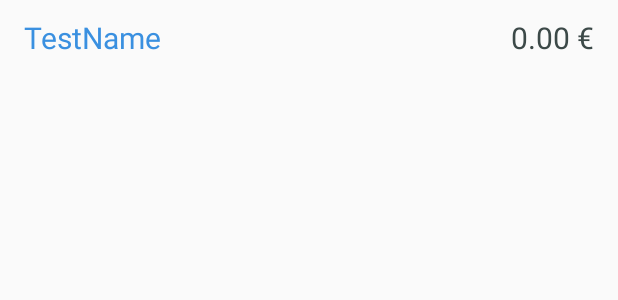
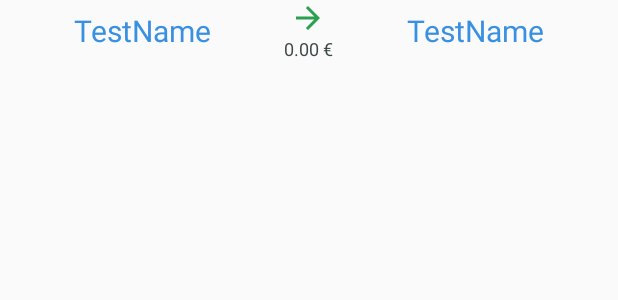
Before and after one commit to K4iM4k3r/apa-group-expsenses, an Android app: the layout dialog_cash_check_list_row.xml on its own in the app's theme, with its tools: preview values and no code run, on a phone screen of 412 x 824 dp. Shown: the top 300 px of the screen. Run offline under Robolectric (Android 15) with nearby library versions, the phone set to English and light mode, and no system bars.

Commit message:
redesign CashFragment
TODO: rename from 'CASH' to 'EXPENSES'

```diff
--- /dev/null
+++ b/app/src/main/res/drawable/ic_arrow_forward_red_24dp.xml
@@ -0,0 +1,5 @@
+<vector android:height="24dp" android:tint="#EF4545"
+    android:viewportHeight="24.0" android:viewportWidth="24.0"
+    android:width="24dp" xmlns:android="http://schemas.android.com/apk/res/android">
+    <path android:fillColor="#FF000000" android:pathData="M12,4l-1.41,1.41L16.17,11H4v2h12.17l-5.58,5.59L12,20l8,-8z"/>
+</vector>
--- a/app/src/main/res/layout/dialog_cash_check_list_row.xml
+++ b/app/src/main/res/layout/dialog_cash_check_list_row.xml
@@ -1,45 +1,60 @@
 <?xml version="1.0" encoding="utf-8"?>
 
-<RelativeLayout xmlns:android="http://schemas.android.com/apk/res/android"
-    android:layout_width="fill_parent"
-    android:layout_height="wrap_content">
+<LinearLayout xmlns:android="http://schemas.android.com/apk/res/android"
+    android:layout_width="match_parent"
+    android:layout_height="match_parent"
+    android:orientation="vertical">
+
+    <LinearLayout xmlns:android="http://schemas.android.com/apk/res/android"
+        android:layout_width="match_parent"
+        android:layout_height="wrap_content"
+        android:orientation="horizontal">
 
         <TextView xmlns:android="http://schemas.android.com/apk/res/android"
             android:id="@+id/dialog_cash_check_name"
-        android:layout_width="wrap_content"
-        android:layout_height="50dp"
-        android:layout_alignParentStart="true"
-        android:layout_marginStart="@dimen/app_margin"
-        android:gravity="center_vertical"
+            android:layout_width="0px"
+            android:layout_height="match_parent"
+            android:layout_weight="50"
+            android:gravity="center"
             android:text="TestName"
             android:textColor="#3a90e0"
             android:textSize="20sp" />
 
+        <LinearLayout xmlns:android="http://schemas.android.com/apk/res/android"
+            android:layout_width="wrap_content"
+            android:layout_height="wrap_content"
+            android:orientation="vertical">
+
+            <ImageView
+                android:id="@+id/dialog_cash_check_arrow"
+                android:layout_width="wrap_content"
+                android:layout_height="0dp"
+                android:layout_gravity="center_horizontal"
+                android:layout_weight="1"
+                android:src="@drawable/ic_arrow_forward_green_24dp" />
+
             <TextView
                 android:id="@+id/dialog_cash_check_balance"
                 android:layout_width="wrap_content"
-        android:layout_height="50dp"
-        android:layout_alignParentEnd="true"
-        android:layout_marginEnd="@dimen/app_margin"
-        android:gravity="center_vertical"
+                android:layout_height="0dp"
+                android:layout_weight="1"
+                android:gravity="center_horizontal"
                 android:text="0.00 €"
                 android:textColor="#3c4948"
+                android:textSize="12sp" />
+
+        </LinearLayout>
+
+        <TextView
+            android:id="@+id/dialog_cash_check_name2"
+            android:layout_width="0px"
+            android:layout_height="match_parent"
+            android:layout_weight="50"
+            android:gravity="center"
+            android:text="TestName"
+            android:textColor="#3a90e0"
             android:textSize="20sp" />
 
-    <ImageView
-        android:id="@+id/dialog_cash_check_arrow_back"
-        android:layout_width="wrap_content"
-        android:layout_height="wrap_content"
-        android:layout_centerInParent="true"
-        android:background="@drawable/ic_arrow_back_red_24dp"
-        android:visibility="gone" />
+    </LinearLayout>
 
-    <ImageView
-        android:id="@+id/dialog_cash_check_arrow_forward"
-        android:layout_width="wrap_content"
-        android:layout_height="wrap_content"
-        android:layout_centerInParent="true"
-        android:background="@drawable/ic_arrow_forward_green_24dp"
-        android:visibility="gone" />
-
-</RelativeLayout>
+</LinearLayout>
```
Also changed, not shown: app/src/main/java/de/thm/ap/groupexpenses/view/fragment/CashFragment.java (+34 -16 lines), app/src/main/res/layout/fragment_cash_check.xml (+0 -13 lines). Lines whose indentation alone changed are shown as unchanged.
